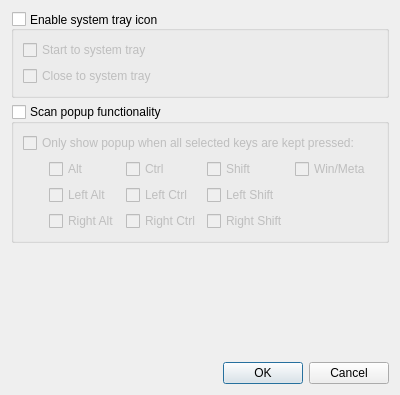
Before: the Qt Designer form src/preferences.ui in goldendict/goldendict, drawn with Qt 5.
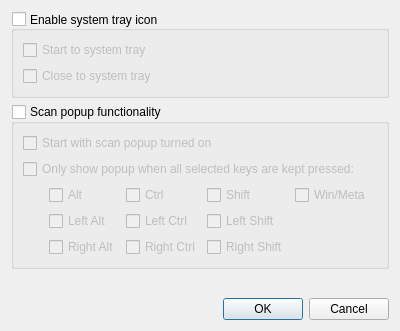
After: the same form once the commit is applied.

Commit message: + Scan popup can now be turned on and off. + Tray icon context menu implemented.

What changed in the file:
```diff
--- a/src/preferences.ui
+++ b/src/preferences.ui
@@ -7,7 +7,7 @@
     <x>0</x>
     <y>0</y>
     <width>400</width>
-    <height>395</height>
+    <height>331</height>
    </rect>
   </property>
   <property name="windowTitle">
@@ -82,6 +82,17 @@
       <bool>false</bool>
      </property>
      <layout class="QVBoxLayout" name="verticalLayout_4">
+      <item>
+       <widget class="QCheckBox" name="startWithScanPopupOn">
+        <property name="toolTip">
+         <string>Chooses whether the scan popup mode is on by default nor not. If checked,
+the program would always start with the scan popup active.</string>
+        </property>
+        <property name="text">
+         <string>Start with scan popup turned on</string>
+        </property>
+       </widget>
+      </item>
       <item>
        <widget class="QCheckBox" name="enableScanPopupModifiers">
         <property name="toolTip">
```
The commit also changes 12 other files.
